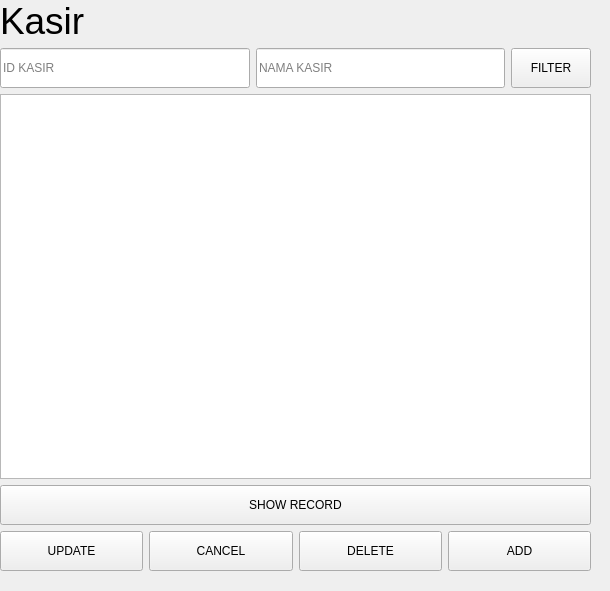
Before: the Qt Designer form src/ui/kasir.ui in zanra2401/UAS_PEMDES, drawn with Qt 5.
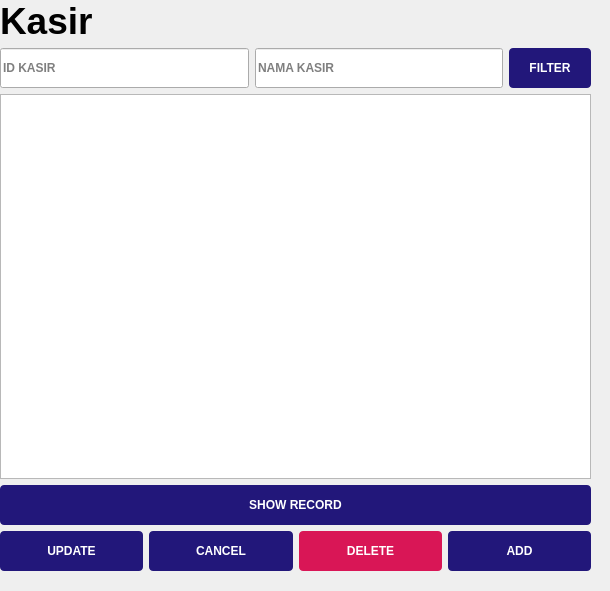
After: the same form once the commit is applied.

```diff
--- a/src/ui/kasir.ui
+++ b/src/ui/kasir.ui
@@ -28,6 +28,8 @@
       <property name="font">
        <font>
         <pointsize>28</pointsize>
+        <weight>75</weight>
+        <bold>true</bold>
        </font>
       </property>
       <property name="text">
@@ -45,6 +47,9 @@
           <height>40</height>
          </size>
         </property>
+        <property name="styleSheet">
+         <string notr="true">font-weight: bold;</string>
+        </property>
         <property name="placeholderText">
          <string>ID KASIR</string>
         </property>
@@ -58,6 +63,9 @@
           <height>40</height>
          </size>
         </property>
+        <property name="styleSheet">
+         <string notr="true">font-weight: bold;</string>
+        </property>
         <property name="placeholderText">
          <string>NAMA KASIR</string>
         </property>
@@ -71,6 +79,15 @@
           <height>40</height>
          </size>
         </property>
+        <property name="styleSheet">
+         <string notr="true">background: #22177A;
+color: white;
+font-weight: bold;
+border: none;
+padding-left: 20px;
+padding-right: 20px;
+border-radius: 4px;</string>
+        </property>
         <property name="text">
          <string>FILTER</string>
         </property>
@@ -99,6 +116,15 @@
         <height>40</height>
        </size>
       </property>
+      <property name="styleSheet">
+       <string notr="true">background: #22177A;
+color: white;
+font-weight: bold;
+border: none;
+padding-left: 20px;
+padding-right: 20px;
+border-radius: 4px;</string>
+      </property>
       <property name="text">
        <string>SHOW RECORD</string>
       </property>
@@ -114,6 +140,15 @@
           <height>40</height>
          </size>
         </property>
+        <property name="styleSheet">
+         <string notr="true">background: #22177A;
+color: white;
+font-weight: bold;
+border: none;
+padding-left: 20px;
+padding-right: 20px;
+border-radius: 4px;</string>
+        </property>
         <property name="text">
          <string>UPDATE</string>
         </property>
@@ -127,6 +162,15 @@
           <height>40</height>
          </size>
         </property>
+        <property name="styleSheet">
+         <string notr="true">background: #22177A;
+color: white;
+font-weight: bold;
+border: none;
+padding-left: 20px;
+padding-right: 20px;
+border-radius: 4px;</string>
+        </property>
         <property name="text">
          <string>CANCEL</string>
         </property>
@@ -140,6 +184,15 @@
           <height>40</height>
          </size>
         </property>
+        <property name="styleSheet">
+         <string notr="true">background: #D91656;
+color: white;
+font-weight: bold;
+border: none;
+padding-left: 20px;
+padding-right: 20px;
+border-radius: 4px;</string>
+        </property>
         <property name="text">
          <string>DELETE</string>
         </property>
@@ -153,6 +206,15 @@
           <height>40</height>
          </size>
         </property>
+        <property name="styleSheet">
+         <string notr="true">background: #22177A;
+color: white;
+font-weight: bold;
+border: none;
+padding-left: 20px;
+padding-right: 20px;
+border-radius: 4px;</string>
+        </property>
         <property name="text">
          <string>ADD</string>
         </property>
```
